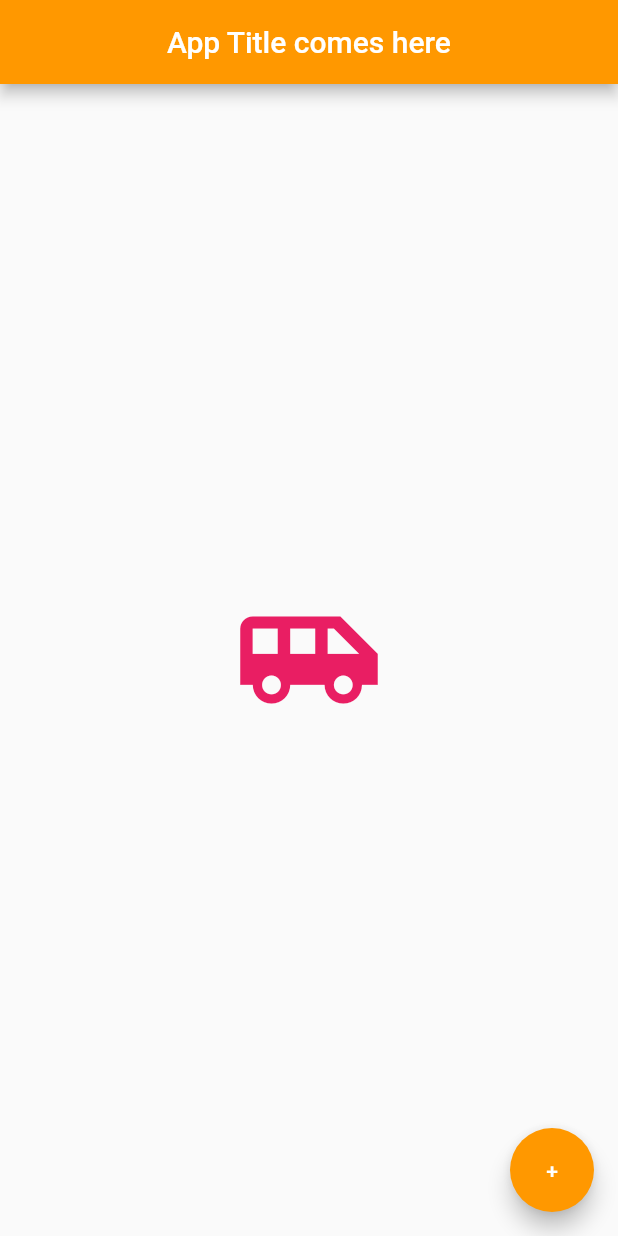
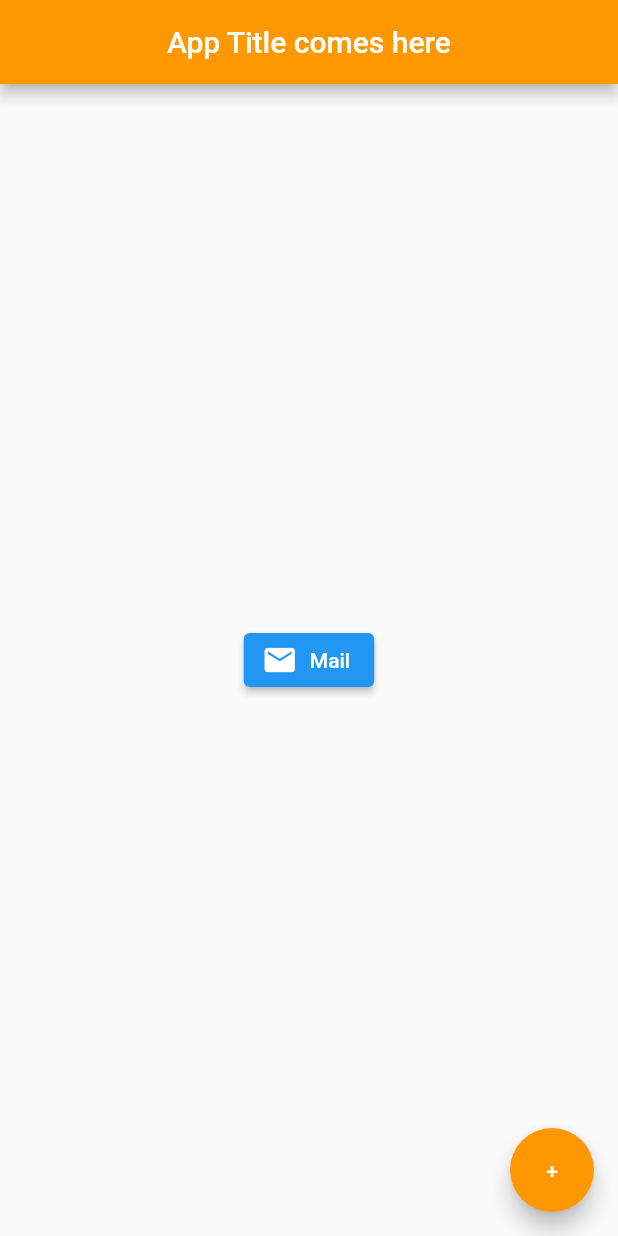
Before and after one commit to visheshks04/flutter-learn, a Flutter app: the screen it shows after launch, on a phone screen of 412 x 824 dp. Run offline on Flutter 3.47's test engine with Material 2 defaults, Android fonts, the phone set to English and light mode, and no system bars.

Commit message:
raised button

```diff
--- a/lib/main.dart
+++ b/lib/main.dart
@@ -16,7 +16,13 @@ class Home extends StatelessWidget {
         backgroundColor: Colors.orange,
       ),
       body: Center(
-        child: Icon(Icons.airport_shuttle, color: Colors.pink, size: 100),
+        child: ElevatedButton.icon(
+          onPressed: () {
+            print('Button was clicked!');
+          },
+          icon: Icon(Icons.mail),
+          label: Text('Mail'),
+        ),
       ),
       floatingActionButton: FloatingActionButton(
         onPressed: () {},
```
